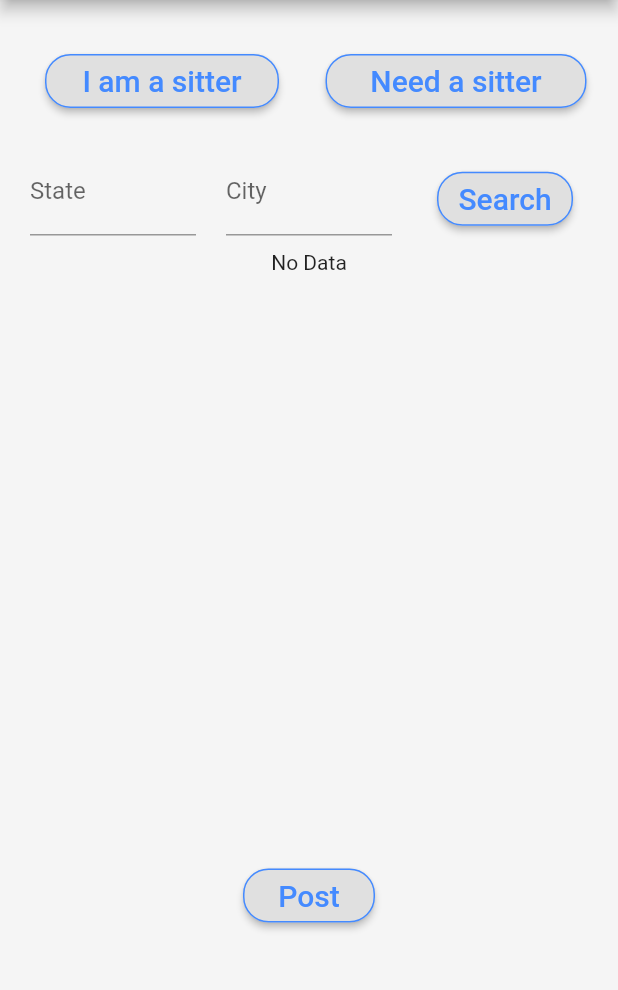
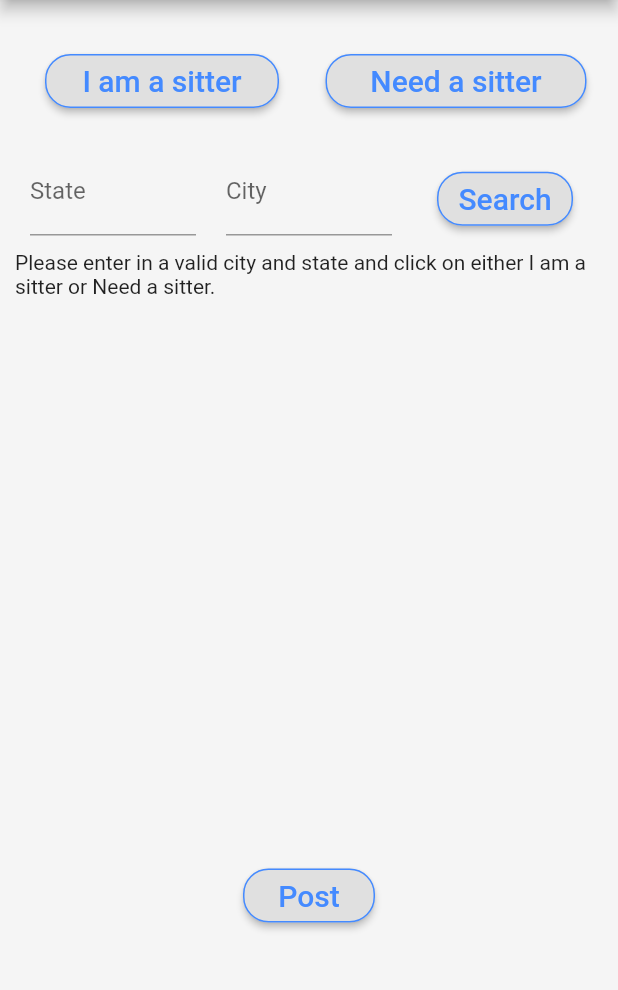
Before and after one commit to KyleLynch20/hotel_for_dogs, a Flutter app: the ForumPage screen opened directly with empty values, after a tap on "Search", on a phone screen of 412 x 824 dp, the part 84-1074 px from its top. Run offline on Flutter 3.47's test engine with Material 2 defaults, Android fonts, the phone set to English and light mode, and no system bars; our stand-ins replace cloud_firestore, firebase_auth, firebase_core; missing offline and left inert: google_maps_webservice; accounts and stored records are empty.

Commit message:
Almost done!

```diff
--- a/lib/Forum/forum_page.dart
+++ b/lib/Forum/forum_page.dart
@@ -2,6 +2,7 @@ import 'package:flutter/material.dart';
 import 'package:hotel_for_dogs/Forum/stream_builder.dart';
 import 'package:hotel_for_dogs/Posts/need_post_forum.dart';
 import 'package:hotel_for_dogs/Posts/sitter_post_forum.dart';
+import 'package:hotel_for_dogs/verify.dart';
 
 
 
@@ -23,6 +24,9 @@ class _ForumPageState extends State<ForumPage>{
   String typeOfPost = "not an empty string!";
   String state = "";
   String city = "";
+  bool allFieldsFull = true;
+  bool validStateAndCity = true;
+  Future<bool> delivery;
 
   @override
   Widget build(BuildContext context) {
@@ -39,7 +43,7 @@ class _ForumPageState extends State<ForumPage>{
             children: [
               rowSelector(1),
               rowSelector(2),
-              MyStreamBuilder(typeOfPost, state, city),
+              MyStreamBuilder(typeOfPost, state, city, allFieldsFull,validStateAndCity),
               Container(
                 padding: const EdgeInsets.fromLTRB(10.0, 6.0, 10.0, 0.0),
                 child:  RaisedButton(
@@ -48,18 +52,27 @@ class _ForumPageState extends State<ForumPage>{
                         side: BorderSide(color: Colors.blueAccent)
                     ),
                     onPressed: () {
-                      if (iAmSitterColor == Colors.black && stateController.text.isNotEmpty && cityController.text.isNotEmpty){
+                      if (iAmSitterColor == Colors.black && stateController.text.isNotEmpty && cityController.text.isNotEmpty) {
+                        allFieldsFull = true;
+                        _verifyStateAndCity();
+
+                        if (validStateAndCity)
                         Navigator.push(
                             context,
                             MaterialPageRoute(
                               builder: (context) => SitterPostForum(widget.email,widget.userID,stateController.text,cityController.text),
                             ));
                       } else if (needASitterColor == Colors.black && stateController.text.isNotEmpty && cityController.text.isNotEmpty) {
+                        allFieldsFull = true;
+                        _verifyStateAndCity();
+                        if (validStateAndCity)
                         Navigator.push(
                             context,
                             MaterialPageRoute(
                               builder: (context) => NeedPostForum(widget.email,widget.userID,stateController.text,cityController.text),
                             ));
+                      } else {
+                        allFieldsFull = false;
                       }
                     },
                     textColor: Colors.blueAccent,
@@ -169,13 +182,19 @@ class _ForumPageState extends State<ForumPage>{
                   onPressed: () {
                     setState(() {
                       if (iAmSitterColor == Colors.black && stateController.text.isNotEmpty && cityController.text.isNotEmpty) {
+                        _verifyStateAndCity();
+                        allFieldsFull = true;
                         typeOfPost = "needPosts";
                         state = stateController.text;
                         city = cityController.text;
                       } else if (needASitterColor == Colors.black && stateController.text.isNotEmpty && cityController.text.isNotEmpty) {
+                        _verifyStateAndCity();
+                        allFieldsFull = true;
                         typeOfPost = "sitterPosts";
                         state = stateController.text;
                         city = cityController.text;
+                      } else {
+                        allFieldsFull = false;
                       }
                     });
                   },
@@ -195,4 +214,15 @@ class _ForumPageState extends State<ForumPage>{
       return row2;
     }
   }
+
+  void _verifyStateAndCity() async {
+    delivery = Verify.verifyStateAndCity(state, city);
+
+    await delivery.then((bool verify) => setState(() {
+      validStateAndCity = verify;
+    }));
+  }
+
+
+
 }
--- a/lib/Forum/stream_builder.dart
+++ b/lib/Forum/stream_builder.dart
@@ -7,7 +7,9 @@ class MyStreamBuilder extends StatelessWidget {
   final String _typeOfPost;
   final String _state;
   final String _city;
-  MyStreamBuilder(this._typeOfPost, this._state, this._city);
+  final bool _allFieldsFull;
+  final bool _validStateAndCity;
+  MyStreamBuilder(this._typeOfPost, this._state, this._city, this._allFieldsFull, this._validStateAndCity);
 
   @override
   Widget build(BuildContext context) {
@@ -24,38 +26,38 @@ class MyStreamBuilder extends StatelessWidget {
               return ListView(
                   children: documents
                       .map((doc) => Card( child: NeedPost(
-                      doc['title'],
-                      doc['dogBreed'],
-                      doc['dogNeeds'],
-                      doc['amountOfTime'],
-                      doc['amountPerHour'],
-                      doc['pottyTrained'],
-                      doc['animalFriendly'],
-                      doc['date'],
-                      doc['state'],
-                      doc['city'],
-                      doc['dogName'],
-                      doc['email'],
-                      doc['phone'],
-                      doc['fullName'])
+                      doc.data()['title'],
+                      doc.data()['dogBreed'],
+                      doc.data()['dogNeeds'],
+                      doc.data()['amountOfTime'],
+                      doc.data()['amountPerHour'],
+                      doc.data()['pottyTrained'],
+                      doc.data()['animalFriendly'],
+                      doc.data()['date'],
+                      doc.data()['state'],
+                      doc.data()['city'],
+                      doc.data()['dogName'],
+                      doc.data()['email'],
+                      doc.data()['phone'],
+                      doc.data()['fullName'])
                   ))
                       .toList());
             } else {
               return ListView(
                   children: documents
                       .map((doc) => Card( child: SitterPost(
-                      doc['title'],
-                      doc['amountPerHour'],
-                      doc['date'],
-                      doc['state'],
-                      doc['city'],
-                      doc['email'],
-                      doc['phone'],
-                      doc['fullName'],
-                      doc['breedSize'],
-                      doc['bio'],
-                      doc['fencedBackYard'],
-                      doc['otherAnimals'])
+                      doc.data()['title'],
+                      doc.data()['amountPerHour'],
+                      doc.data()['date'],
+                      doc.data()['state'],
+                      doc.data()['city'],
+                      doc.data()['email'],
+                      doc.data()['phone'],
+                      doc.data()['fullName'],
+                      doc.data()['breedSize'],
+                      doc.data()['bio'],
+                      doc.data()['fencedBackYard'],
+                      doc.data()['otherAnimals'])
                   ))
                       .toList());
             }
@@ -66,7 +68,13 @@ class MyStreamBuilder extends StatelessWidget {
               child: CircularProgressIndicator(),
             );
           } else {
-            return Text("No Data");
+            if (!_allFieldsFull) {
+              return Text("Please enter in a valid city and state and click on either I am a sitter or Need a sitter.");
+            } else if(!_validStateAndCity) {
+              return Text("Please enter in a valid city and state");
+            } else {
+              return Text("No Data");
+            }
           }
             }));
   }
--- a/lib/Posts/sitter_post.dart
+++ b/lib/Posts/sitter_post.dart
@@ -41,7 +41,7 @@ class SitterPost extends StatelessWidget {
             CustomText("Breed Size Willing To Watch", _breedSizeWillingToWatch.toString()),
             CustomText("Bio", _bio.toString()),
             CustomText("fenced In Back Yard", _fencedBackYard.toString()),
-            CustomText("Other Animals", _otherAnimals),
+            CustomText("Other Animals", _otherAnimals.toString()),
             CustomText("Email", _email.toString()),
             CustomText("Phone", _phone.toString()),
             CustomText("Name", _fullName.toString()),
--- a/lib/verify.dart
+++ b/lib/verify.dart
@@ -1,10 +1,18 @@
-import 'package:google_place/google_place.dart';
+import "package:google_maps_webservice/places.dart";
 
 class Verify {
 
-  static void verifyStateAndCity(String state, String city) async {
-    var googlePlace = GooglePlace(city + " " + state);
-    var result = await googlePlace.autocomplete.get("1600 Amphitheatre");
+  static Future<bool> verifyStateAndCity(String state, String city) async {
+    final places = new GoogleMapsPlaces(apiKey: "AIzaSyAJqVt4H-UhTqH9Ist5oMyKk0EJFPu4HGw");
+    PlacesSearchResponse result = await places.searchByText(city + " " + state);
+    print(city + " " + state);
+    //print(result.results.single.name); // will throw an error if no results are found!
+
+    if (result.isOkay) {
+      return true;
+    } else {
+      return false;
+    }
 
   }
 }
--- a/pubspec.yaml
+++ b/pubspec.yaml
@@ -28,7 +28,7 @@ dependencies:
   firebase_database: ^6.0.0
   cloud_firestore: ^0.16.0+1
   intl: ^0.16.1
-  google_place: ^0.3.3
+  flutter_google_places: ^0.2.6
 
 
 
```
Also changed, not shown: lib/database.dart (+4 -68 lines), pubspec.lock.
